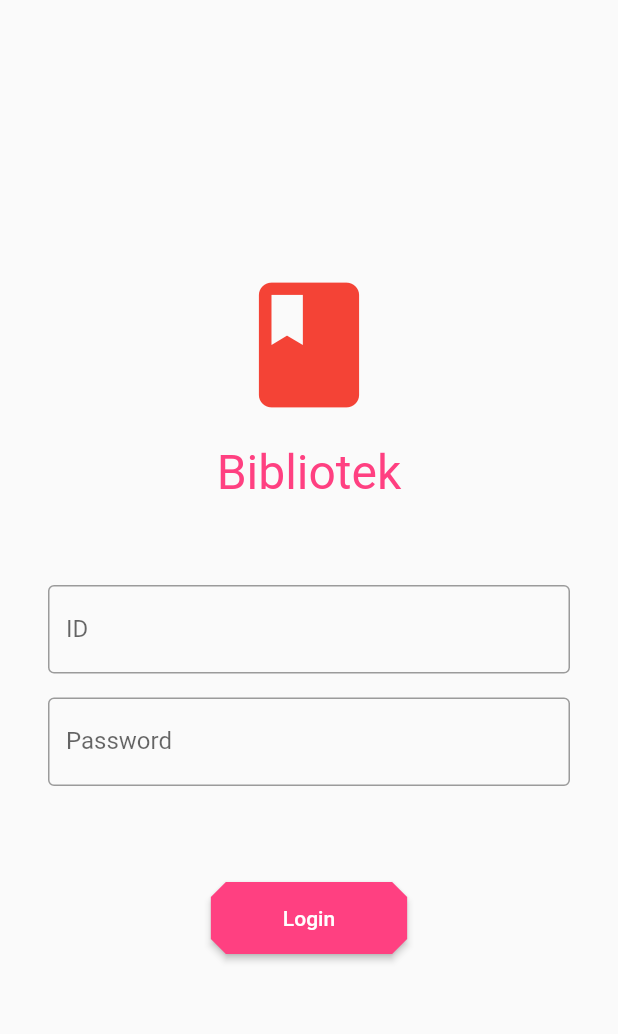
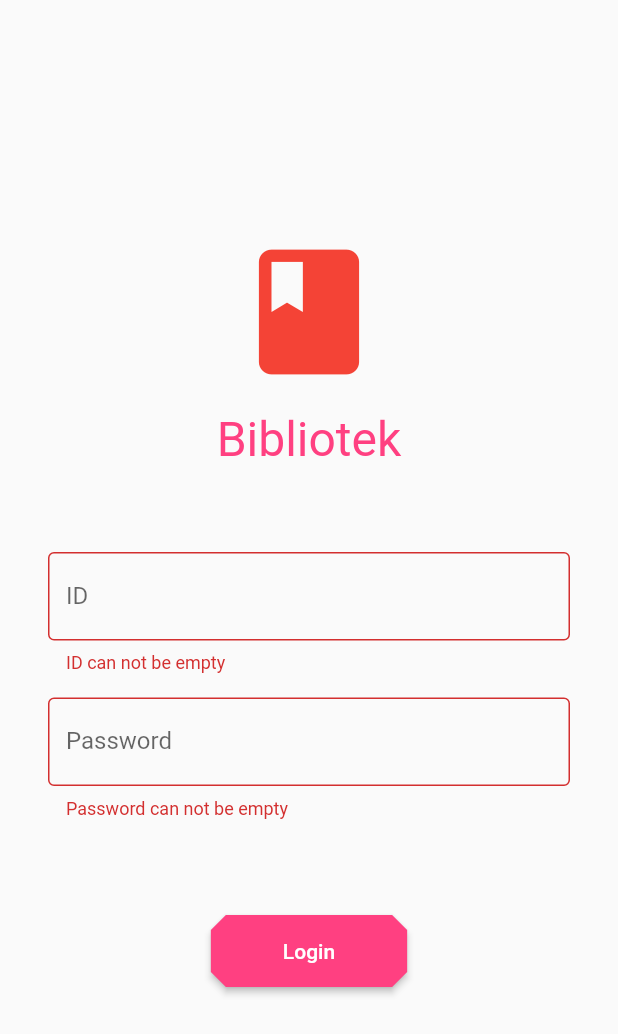
Before and after one commit to RitamChakraborty/bibliotek, a Flutter app: the screen it shows after launch, after a tap on "Login", on a phone screen of 412 x 824 dp. Shown: the top 1034 px of the screen. Run offline on Flutter 3.47's test engine with Material 2 defaults, Android fonts, the light colour scheme and no system bars; our stand-ins replace bloc, cloud_firestore, flutter_bloc, fluttertoast, shared_preferences; accounts and stored records are empty.

Commit message:
Hack around for TextEditingController.clear() being called problem

```diff
--- a/lib/bloc/login_bloc/login_bloc.dart
+++ b/lib/bloc/login_bloc/login_bloc.dart
@@ -25,6 +25,27 @@ class LoginBloc extends Bloc<AbstractLoginEvent, AbstractLoginState> {
       } else {
         User user = User.fromJson(jsonDecode(userRawJson));
         yield LoginSuccessState(user: user);
+      }
+    } else if (event is LoginEvent) {
+      String id = event.id;
+      String password = event.password;
+
+      if (id.isEmpty && password.isEmpty) {
+        yield LoginErrorState(
+          idErrorMessage: "ID can not be empty",
+          passwordErrorMessage: "Password can not be empty",
+        );
+      } else if (id.isEmpty) {
+        yield LoginErrorState(
+          idErrorMessage: "ID can not be empty",
+        );
+      } else if (password.isEmpty) {
+        yield LoginErrorState(
+          passwordErrorMessage: "Password can not be empty",
+        );
+      } else {
+        print(id);
+        print(password);
       }
     }
 //    if (event is LoginEvent) {
--- a/lib/data/constants.dart
+++ b/lib/data/constants.dart
@@ -1,3 +1,5 @@
 import 'package:intl/intl.dart';
 
+String ID = "";
+String PASSWORD = "";
 final DateFormat DATE_FORMAT = DateFormat.yMd();
--- a/lib/pages/authorization.dart
+++ b/lib/pages/authorization.dart
@@ -20,13 +20,11 @@ class Authorization extends StatelessWidget {
 
         if (loginState is LoginLoadingState) {
           return LoadingPage();
-        } else if (loginState is UserNotFoundState) {
-          return LoginPage();
         } else if (loginState is LoginSuccessState) {
           return RoleBasedAuthorization();
-        } else {
-          return Container();
         }
+
+        return LoginPage();
       },
     );
   }
--- a/lib/pages/login_page.dart
+++ b/lib/pages/login_page.dart
@@ -1,6 +1,7 @@
 import 'package:bibliotek/bloc/login_bloc/login_bloc.dart';
 import 'package:bibliotek/bloc/login_bloc/login_events/login_event.dart';
 import 'package:bibliotek/bloc/login_bloc/login_states/login_state.dart';
+import 'package:bibliotek/data/constants.dart';
 import 'package:bibliotek/widgets/custom_button.dart';
 import 'package:bibliotek/widgets/custom_textfield.dart';
 import 'package:flutter/material.dart';
@@ -14,6 +15,8 @@ class LoginPage extends StatelessWidget {
   @override
   Widget build(BuildContext context) {
     LoginBloc _loginBloc = BlocProvider.of<LoginBloc>(context);
+    _idController.text = ID;
+    _passwordController.text = PASSWORD;
 
     Widget appLogo = Container(
       padding: EdgeInsets.all(8),
@@ -82,6 +85,9 @@ class LoginPage extends StatelessWidget {
                         onPressed: loginState is LoginLoadingState
                             ? null
                             : () {
+                                ID = _idController.text;
+                                PASSWORD = _passwordController.text;
+
                                 _loginBloc.add(
                                   LoginEvent(
                                     id: _idController.text,
--- a/lib/utils/Sha256.dart
+++ b/lib/utils/Sha256.dart
@@ -4,7 +4,7 @@ import 'package:crypto/crypto.dart';
 import 'package:meta/meta.dart';
 
 class Sha256 {
-  static String convert({@required String string}) {
+  String convert({@required String string}) {
     List<int> bytes = utf8.encode(string);
     String hash = sha256.convert(bytes).toString();
     return hash;
```
